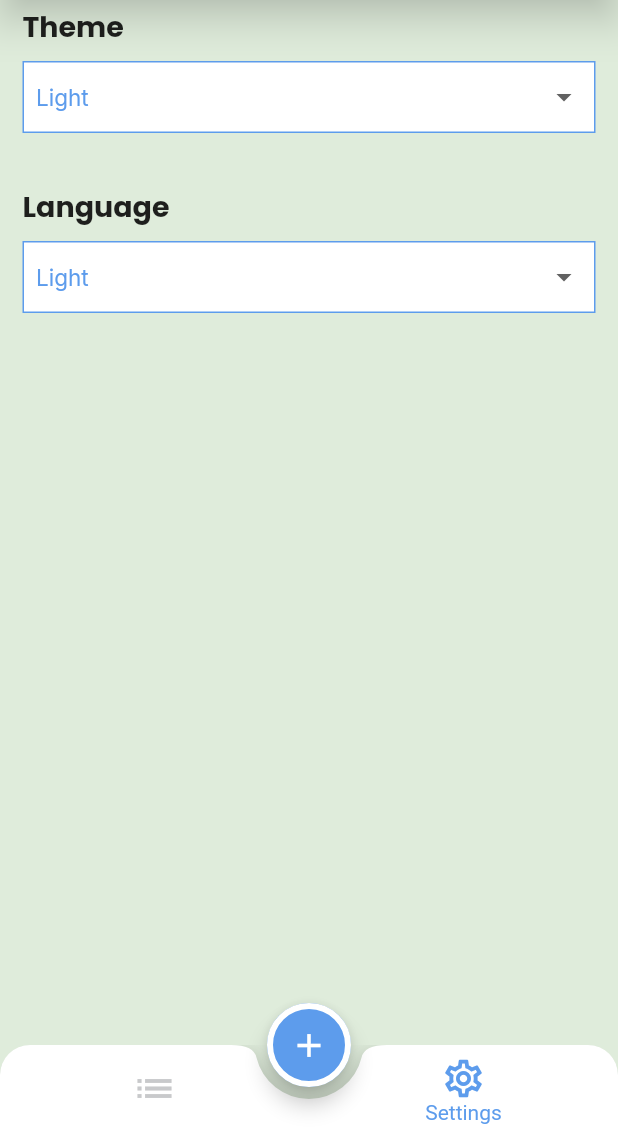
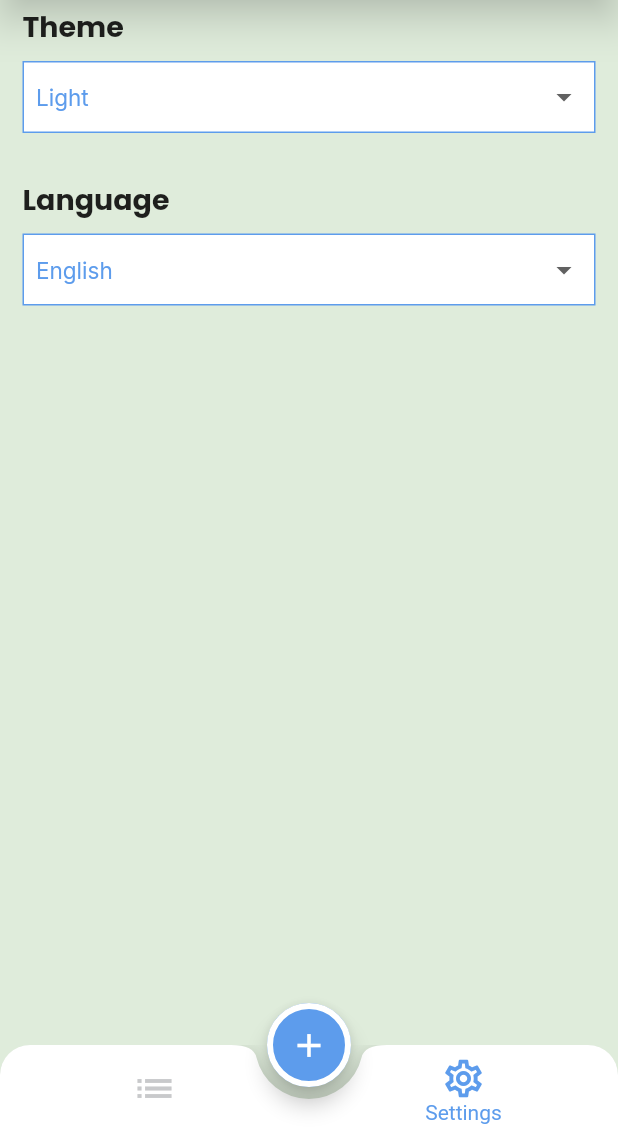
Before and after one commit to ziad-soliman166/todo_application, a Flutter app: the screen it shows after launch, item 2 of the bottom bar chosen, on a phone screen of 412 x 824 dp, the part 101-1236 px from its top. Run offline on Flutter 3.47's test engine with Material 3 defaults, Android fonts, the phone set to English and light mode, and no system bars; our stand-ins replace google_fonts.

Commit message:
+finish settings tab UI +some in home screen

```diff
--- a/lib/core/app_styles.dart
+++ b/lib/core/app_styles.dart
@@ -7,6 +7,6 @@ class LightAppStyles {
       fontSize: 22, fontWeight: FontWeight.w700, color: ColorsManager.white);
   static TextStyle ThemeLabel =
       GoogleFonts.poppins(fontSize: 19, fontWeight: FontWeight.w700);
-  static TextStyle SelectedThemeLabel = GoogleFonts.inter(
+  static TextStyle SelectedItemLabel = GoogleFonts.inter(
       fontSize: 15, fontWeight: FontWeight.w400, color: ColorsManager.blue);
 }
--- a/lib/presentations/home_screen/tabs/settings_tab/settings_tab.dart
+++ b/lib/presentations/home_screen/tabs/settings_tab/settings_tab.dart
@@ -11,6 +11,7 @@ class SettingsTab extends StatefulWidget {
 
 class _SettingsTabState extends State<SettingsTab> {
   String selectedTheme = 'Light';
+  String selectedLanguage = 'English';
 
   @override
   Widget build(BuildContext context) {
@@ -38,16 +39,16 @@ class _SettingsTabState extends State<SettingsTab> {
               children: [
                 Text(
                   selectedTheme,
-                  style: LightAppStyles.SelectedThemeLabel,
+                  style: LightAppStyles.SelectedItemLabel,
                 ),
-                buildDropDown(
-                  item: MenuItem(item1: 'Light', item2: 'Dark'),
+                buildDropDownTheme(
+                  item: MenuItem(item1: "Light", item2: "Dark"),
                 ),
               ],
             ),
           ),
-          SizedBox(
-            height: 35,
+          const SizedBox(
+            height: 30,
           ),
           Text(
             "Language",
@@ -67,11 +68,11 @@ class _SettingsTabState extends State<SettingsTab> {
               mainAxisAlignment: MainAxisAlignment.spaceBetween,
               children: [
                 Text(
-                  selectedTheme,
-                  style: LightAppStyles.SelectedThemeLabel,
+                  selectedLanguage,
+                  style: LightAppStyles.SelectedItemLabel,
                 ),
-                buildDropDown(
-                  item: MenuItem(item1: 'English', item2: 'Arabic'),
+                buildDropDownLang(
+                  item: MenuItem(item1: "English", item2: "Arabic"),
                 ),
               ],
             ),
@@ -81,9 +82,9 @@ class _SettingsTabState extends State<SettingsTab> {
     );
   }
 
-  Widget buildDropDown({required MenuItem item}) => DropdownButton<String>(
+  Widget buildDropDownTheme({required MenuItem item}) => DropdownButton<String>(
         borderRadius: BorderRadius.circular(20),
-        underline: SizedBox(),
+        underline: const SizedBox(),
         items: <String>[item.item1, item.item2].map((String value) {
           return DropdownMenuItem<String>(
             value: value,
@@ -95,6 +96,20 @@ class _SettingsTabState extends State<SettingsTab> {
           setState(() {});
         },
       );
+  Widget buildDropDownLang({required MenuItem item}) => DropdownButton<String>(
+        borderRadius: BorderRadius.circular(20),
+        underline: const SizedBox(),
+        items: <String>[item.item1, item.item2].map((String value) {
+          return DropdownMenuItem<String>(
+            value: value,
+            child: Text(value),
+          );
+        }).toList(),
+        onChanged: (newLang) {
+          selectedLanguage = newLang ?? selectedLanguage;
+          setState(() {});
+        },
+      );
 }
 
 class MenuItem {
```
